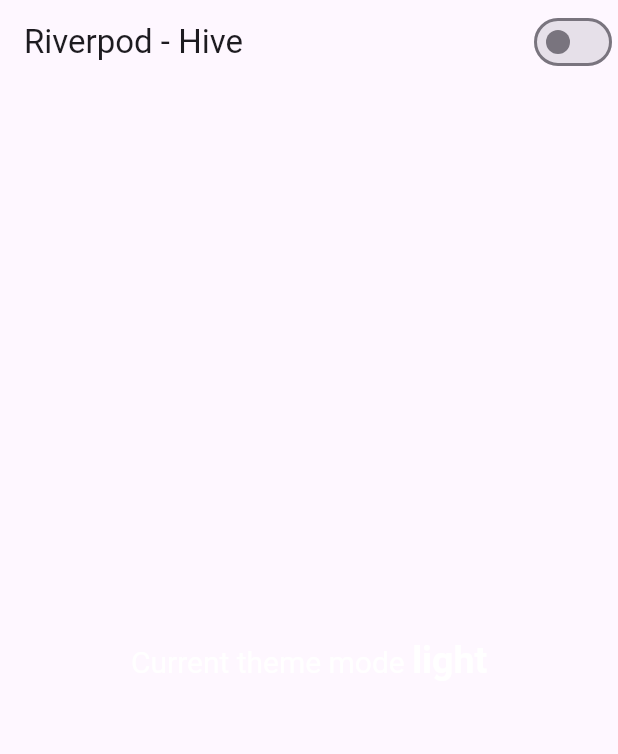
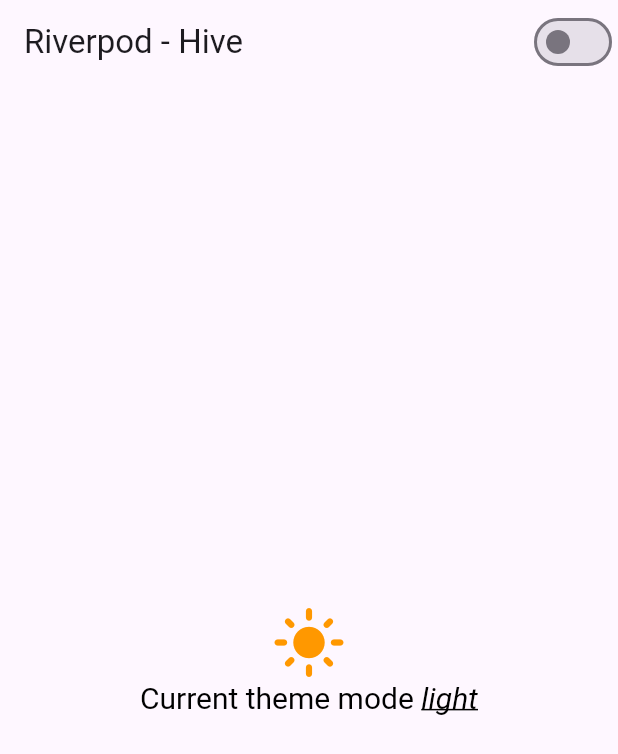
Before and after one commit to GitGud31/flutter_theme_riverpod_hive, a Flutter app: the screen it shows after launch, on a phone screen of 412 x 824 dp. Shown: the top 754 px of the screen. Run offline on Flutter 3.47's test engine with Material 3 defaults, Android fonts, the phone set to English and light mode, and no system bars; our stand-ins replace flutter_riverpod, hive_flutter, logger; accounts and stored records are empty.

Commit message:
ui styling

```diff
--- a/lib/home_screen.dart
+++ b/lib/home_screen.dart
@@ -1,12 +1,20 @@
-import 'package:dummy_app/controllers/theme_controller.dart';
 import 'package:flutter/material.dart';
 import 'package:flutter_riverpod/flutter_riverpod.dart';
+
+import 'controllers/theme_controller.dart';
 
 class HomeScreen extends ConsumerWidget {
   const HomeScreen({Key? key}) : super(key: key);
 
+  TextStyle _getTextStyle(String mode) {
+    final textColor = (mode == 'dark') ? Colors.white : Colors.black;
+
+    return TextStyle(fontSize: 20, color: textColor);
+  }
+
   @override
   Widget build(BuildContext context, WidgetRef ref) {
+    final themeNotifier = ref.read(themeController.notifier);
     final mode = ref.watch(themeController).theme;
 
     return Scaffold(
@@ -14,25 +22,48 @@
         title: const Text('Riverpod - Hive'),
         actions: [
           Switch(
-            value: (mode == 'dark') ? true : false,
-            onChanged: (value) =>
-                ref.read(themeController.notifier).toggle(value),
+            value: mode == 'dark',
+            onChanged: (value) => themeNotifier.toggle(value),
           ),
         ],
       ),
       body: Center(
-          child: RichText(
-        text: TextSpan(
-          text: 'Current theme mode ',
-          style: const TextStyle(fontSize: 20),
-          children: <TextSpan>[
-            TextSpan(
-              text: mode,
-              style: const TextStyle(fontWeight: FontWeight.bold, fontSize: 25),
+        child: Column(
+          mainAxisAlignment: MainAxisAlignment.center,
+          crossAxisAlignment: CrossAxisAlignment.center,
+          children: [
+            const ThemedIcon(),
+            RichText(
+              text: TextSpan(
+                text: 'Current theme mode ',
+                style: _getTextStyle(mode),
+                children: <TextSpan>[
+                  TextSpan(
+                    text: mode,
+                    style: _getTextStyle(mode).copyWith(
+                        decoration: TextDecoration.underline,
+                        fontStyle: FontStyle.italic),
+                  ),
+                ],
+              ),
             ),
           ],
         ),
-      )),
+      ),
     );
   }
 }
+
+class ThemedIcon extends ConsumerWidget {
+  const ThemedIcon({Key? key}) : super(key: key);
+
+  @override
+  Widget build(BuildContext context, WidgetRef ref) {
+    final mode = ref.watch(themeController).theme;
+
+    final iconColor = (mode == 'dark') ? Colors.grey : Colors.orange;
+    final iconData = (mode == 'dark') ? Icons.dark_mode : Icons.light_mode;
+
+    return Icon(iconData, color: iconColor, size: 50);
+  }
+}
```
